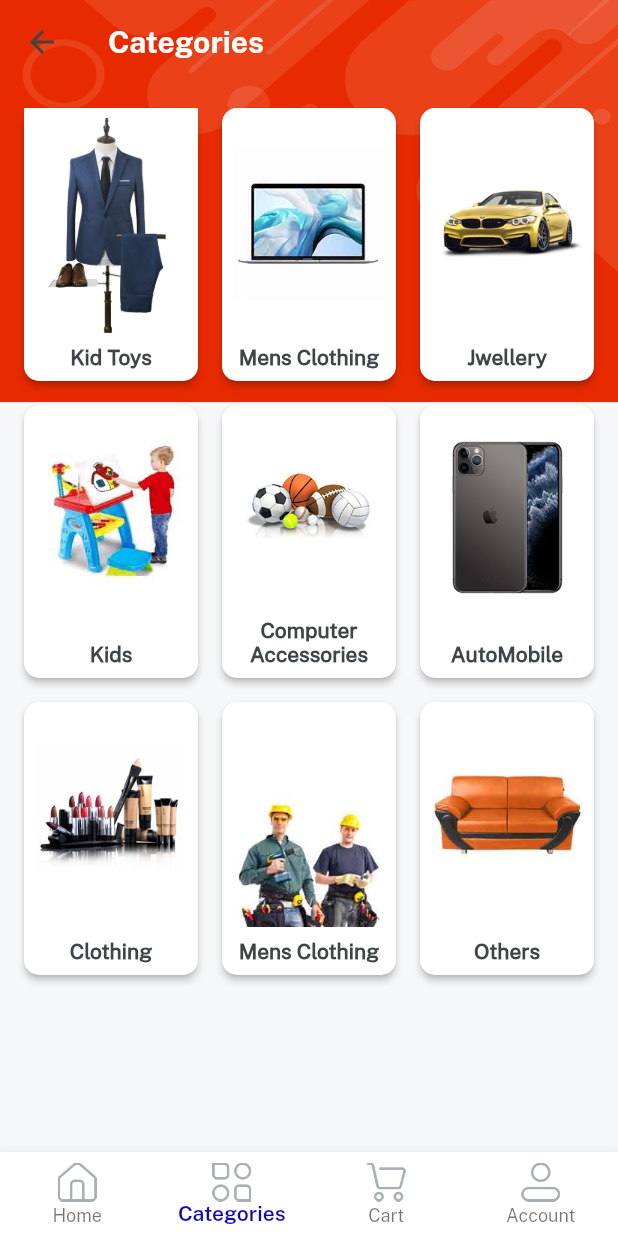
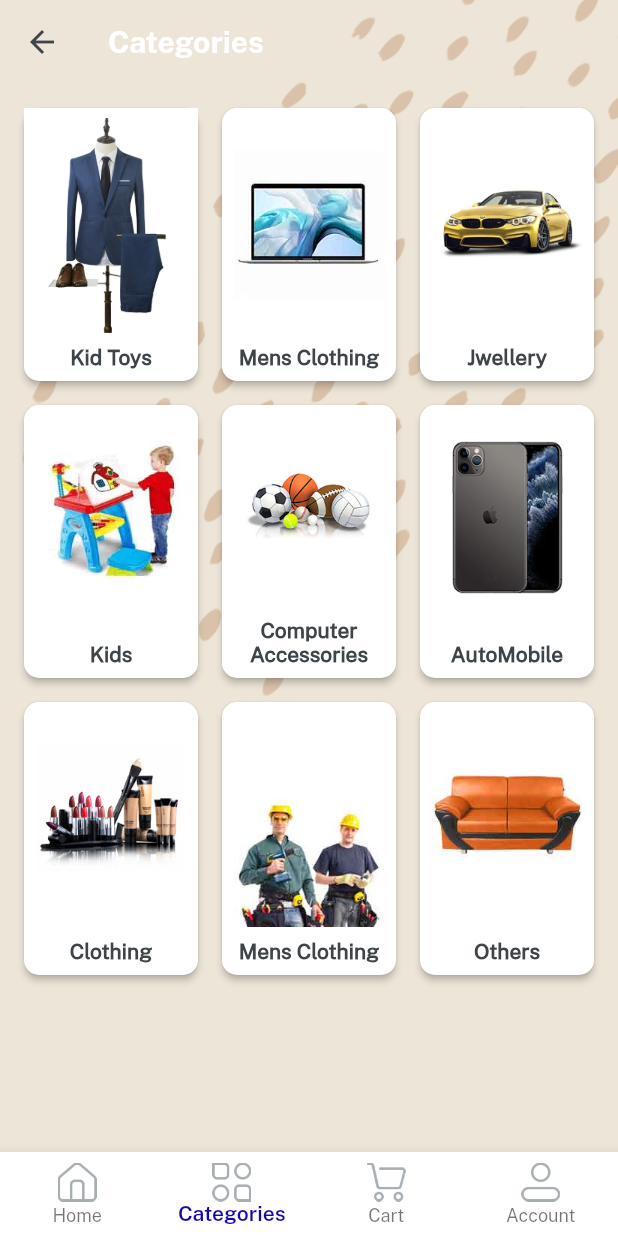
Before and after one commit to Avi2001tech/RS-App, a Flutter app: the screen it shows once a user with an empty profile is signed in, item 2 of the bottom bar chosen, on a phone screen of 412 x 824 dp. Run offline on Flutter 3.47's test engine with Material 2 defaults, Android fonts, the phone set to English and light mode, and no system bars; our stand-ins replace cloud_firestore, firebase_auth, firebase_core, firebase_storage, get, image_picker and 1 more; accounts and stored records are empty.

Commit message:
some extra chnages

```diff
--- a/e_sale_app/lib/consts/images.dart
+++ b/e_sale_app/lib/consts/images.dart
@@ -54,6 +54,7 @@ const icWholeSale = "assets/icons/wholesale.png";
 //images
 const newBkgd = "assets/images/sattoo.jpeg";
 const icAdditionalbkgd = "assets/images/sattooDrinkBg.png";
+const icAdditionalbkgd2 = "assets/images/sattooDrinkBkgd.png";
 const imgBackground = "assets/icons/bg.png";
 const imgB1 = "assets/images/b1.jpeg";
 const imgB2 = "assets/images/b2.jpeg";
--- a/e_sale_app/lib/widgets_common/bg_widget2.dart
+++ b/e_sale_app/lib/widgets_common/bg_widget2.dart
@@ -4,7 +4,7 @@ Widget bgWidget2({Widget? child}) {
   return Container(
     decoration: const BoxDecoration(
         image: DecorationImage(
-            image: AssetImage(imgBackground), fit: BoxFit.fill)),
+            image: AssetImage(icAdditionalbkgd2), fit: BoxFit.fill)),
     child: child,
   );
 }
```
Also changed, not shown: e_sale_app/lib/views/profile_screen/profile_screen.dart (+5 -5 lines), e_sale_app/assets/images/sattooDrinkBkgd.png (added).
